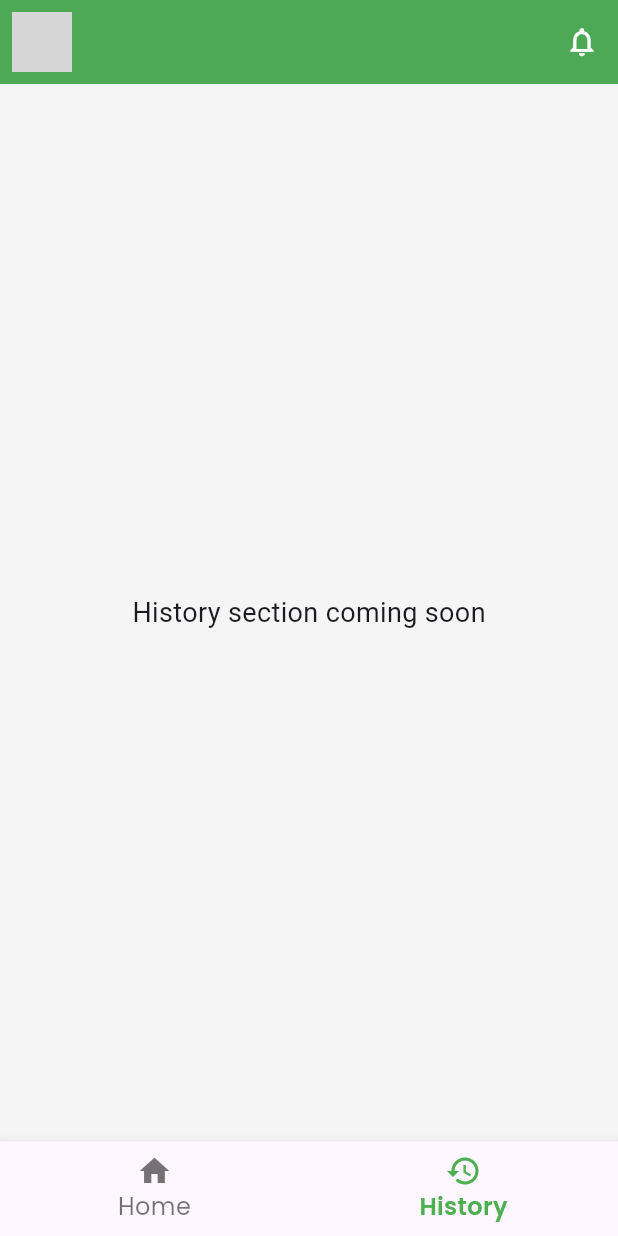
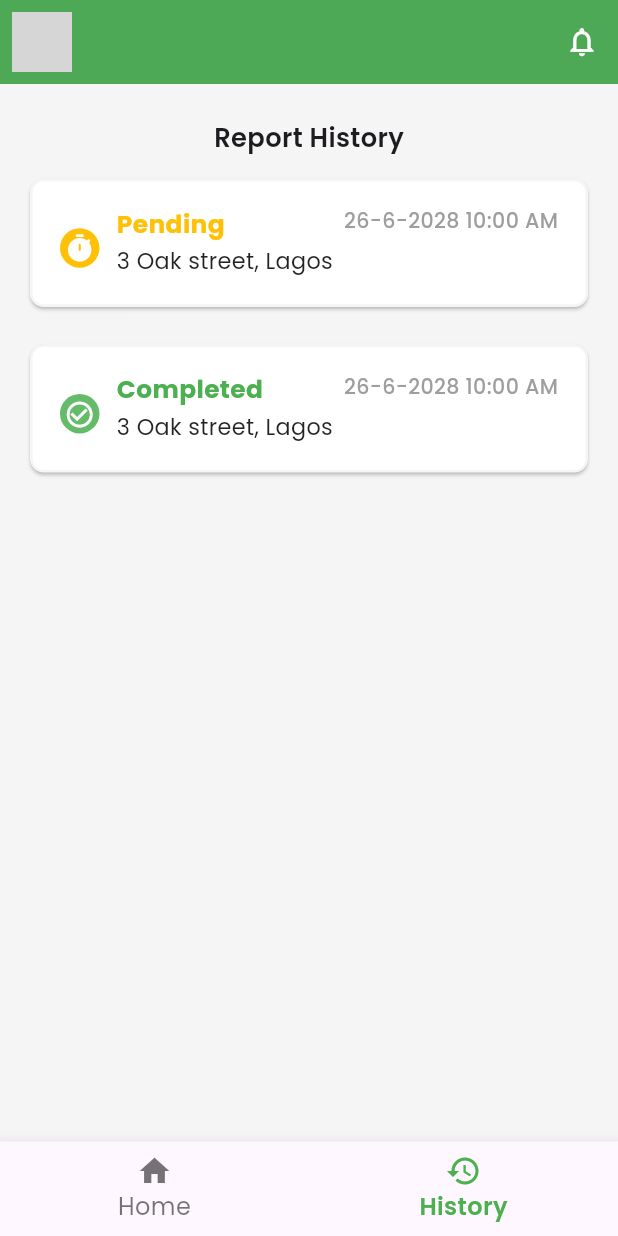
Before and after one commit to EdouardKamole/MyCleanCityApp, a Flutter app: the screen it shows once a user with an empty profile is signed in, item 2 of the bottom bar chosen, on a phone screen of 412 x 824 dp. Run offline on Flutter 3.47's test engine with Material 3 defaults, Android fonts, the phone set to English and light mode, and no system bars; our stand-ins replace cloud_firestore, firebase_auth, firebase_core, flutter_screenutil, geocoding, geolocator and 4 more; missing offline and left inert: cloudinary_flutter, cloudinary_url_gen; accounts and stored records are empty; network calls fail; grey boxes are pictures that could not be loaded.

Commit message:
added history page

```diff
--- /dev/null
+++ b/lib/components/history_card.dart
@@ -0,0 +1,107 @@
+import 'package:flutter/material.dart';
+import 'package:flutter_screenutil/flutter_screenutil.dart';
+import 'package:google_fonts/google_fonts.dart';
+
+class HistoryCard extends StatelessWidget {
+  const HistoryCard({
+    super.key,
+    required this.address,
+    required this.dateTime,
+    required this.status,
+  });
+
+  final String address;
+  final String dateTime;
+  final String status;
+
+  @override
+  Widget build(BuildContext context) {
+    return Card(
+      margin: EdgeInsets.only(bottom: 25),
+      color: Colors.white, // White background
+      shape: RoundedRectangleBorder(
+        borderRadius: BorderRadius.circular(8.r),
+        side: BorderSide(color: Colors.grey.withOpacity(0.1), width: 1.5.w),
+      ),
+      child: Padding(
+        padding: EdgeInsets.only(top: 18, bottom: 20, right: 20, left: 20),
+        child: Row(
+          crossAxisAlignment: CrossAxisAlignment.start,
+          children: [
+            Padding(
+              padding: const EdgeInsets.only(top: 15),
+              child: Container(
+                width: 23.w,
+                height: 23.w,
+                decoration: BoxDecoration(
+                  color:
+                      status == "completed"
+                          ? Colors.green.shade400
+                          : Colors.amber.shade500,
+                  shape: BoxShape.circle,
+                ),
+                child: Center(
+                  child:
+                      status == "completed"
+                          ? Icon(
+                            Icons.check_circle_outline,
+                            size: 18.sp,
+                            color: Colors.white,
+                          )
+                          : Icon(
+                            Icons.timer_rounded,
+                            size: 18.sp,
+                            color: Colors.white,
+                          ),
+                ),
+              ),
+            ),
+            SizedBox(width: 10.w),
+            Expanded(
+              child: Column(
+                crossAxisAlignment: CrossAxisAlignment.start,
+                children: [
+                  Text(
+                    status == "completed" ? "Completed" : "Pending",
+                    style: GoogleFonts.poppins(
+                      fontSize: 14.5.sp,
+                      color:
+                          status == "completed"
+                              ? Colors.green.shade500
+                              : Colors.amber.shade500,
+                      fontWeight: FontWeight.w700,
+                    ),
+                  ),
+                  SizedBox(height: 2.h),
+                  SizedBox(
+                    width: 150.w,
+                    child: Text(
+                      address,
+                      maxLines: 1,
+                      overflow: TextOverflow.ellipsis,
+                      style: GoogleFonts.poppins(
+                        fontSize: 13.sp,
+                        color: Colors.black87,
+                        // fontWeight: FontWeight.w600,
+                      ),
+                    ),
+                  ),
+                ],
+              ),
+            ),
+            SizedBox(width: 5.w),
+            Text(
+              dateTime,
+              maxLines: 1,
+              style: GoogleFonts.poppins(
+                fontSize: 12.sp,
+                color: Colors.grey.shade500,
+                fontWeight: FontWeight.w500,
+              ),
+            ),
+          ],
+        ),
+      ),
+    );
+  }
+}
--- /dev/null
+++ b/lib/pages/history_page.dart
@@ -0,0 +1,42 @@
+import 'package:flutter/material.dart';
+import 'package:flutter_screenutil/flutter_screenutil.dart';
+import 'package:google_fonts/google_fonts.dart';
+import 'package:my_clean_city_app/components/history_card.dart';
+
+class HistoryPage extends StatelessWidget {
+  const HistoryPage({super.key});
+
+  @override
+  Widget build(BuildContext context) {
+    return SingleChildScrollView(
+      child: Container(
+        margin: EdgeInsets.symmetric(horizontal: 20),
+        child: Column(
+          children: [
+            SizedBox(height: 20.h),
+            Align(
+              child: Text(
+                "Report History",
+                style: GoogleFonts.poppins(
+                  fontSize: 15.sp,
+                  fontWeight: FontWeight.w600,
+                ),
+              ),
+            ),
+            SizedBox(height: 12.h),
+            HistoryCard(
+              address: "3 Oak street, Lagos",
+              dateTime: "26-6-2028 10:00 AM",
+              status: "pending",
+            ),
+            HistoryCard(
+              address: "3 Oak street, Lagos",
+              dateTime: "26-6-2028 10:00 AM",
+              status: "completed",
+            ),
+          ],
+        ),
+      ),
+    );
+  }
+}
--- a/lib/pages/home_page.dart
+++ b/lib/pages/home_page.dart
@@ -3,6 +3,7 @@ import 'package:firebase_auth/firebase_auth.dart';
 import 'package:flutter/services.dart';
 import 'package:flutter_screenutil/flutter_screenutil.dart';
 import 'package:google_fonts/google_fonts.dart';
+import 'package:my_clean_city_app/pages/history_page.dart';
 import 'package:my_clean_city_app/pages/profile_page.dart';
 import 'package:my_clean_city_app/pages/request_pickup_screen.dart';
 
@@ -104,91 +105,11 @@ class _HomePageState extends State<HomePage> {
     );
   }
 
-  // Widget _buildDrawer() {
-  //   return Drawer(
-  //     child: ListView(
-  //       padding: EdgeInsets.zero,
-  //       children: <Widget>[
-  //         DrawerHeader(
-  //           decoration: const BoxDecoration(color: Color(0xFF4CAF50)),
-  //           child: Column(
-  //             crossAxisAlignment: CrossAxisAlignment.start,
-  //             children: [
-  //               const CircleAvatar(
-  //                 radius: 32,
-  //                 backgroundColor: Colors.white70,
-  //                 child: Icon(Icons.person, size: 40, color: Color(0xFF4CAF50)),
-  //               ),
-  //               SizedBox(height: 10.h),
-  //               Text(
-  //                 'Welcome, ${username ?? "User"}',
-  //                 style: GoogleFonts.poppins(
-  //                   color: Colors.white,
-  //                   fontSize: 18,
-  //                   fontWeight: FontWeight.bold,
-  //                 ),
-  //               ),
-  //               Text(
-  //                 _auth.currentUser?.email ?? '',
-  //                 style: GoogleFonts.poppins(
-  //                   color: Colors.white70,
-  //                   fontSize: 14.sp,
-  //                 ),
-  //               ),
-  //             ],
-  //           ),
-  //         ),
-  //         ListTile(
-  //           leading: const Icon(Icons.map),
-  //           title: const Text('Waste Map'),
-  //           onTap: () {
-  //             // Navigate to waste map
-  //             Navigator.pop(context);
-  //           },
-  //         ),
-  //         ListTile(
-  //           leading: const Icon(Icons.history),
-  //           title: const Text('Report History'),
-  //           onTap: () {
-  //             // Navigate to report history
-  //             Navigator.pop(context);
-  //           },
-  //         ),
-  //         ListTile(
-  //           leading: const Icon(Icons.settings),
-  //           title: const Text('Settings'),
-  //           onTap: () {
-  //             // Navigate to settings screen
-  //             Navigator.pop(context);
-  //           },
-  //         ),
-  //         ListTile(
-  //           leading: const Icon(Icons.help_outline),
-  //           title: const Text('Help & Support'),
-  //           onTap: () {
-  //             // Navigate to help screen
-  //             Navigator.pop(context);
-  //           },
-  //         ),
-  //         const Divider(),
-  //         ListTile(
-  //           leading: const Icon(Icons.logout),
-  //           title: const Text('Logout'),
-  //           onTap: () {
-  //             _auth.signOut();
-  //             Navigator.pop(context);
-  //           },
-  //         ),
-  //       ],
-  //     ),
-  //   );
-  // }
-
   Widget _buildBody() {
     if (_selectedIndex == 0) {
       return _buildHomeContent();
     } else {
-      return _buildHistoryContent();
+      return HistoryPage();
     }
   }
 
@@ -433,24 +354,4 @@ class _HomePageState extends State<HomePage> {
       ),
     );
   }
-
-  Widget _buildProfileContent() {
-    // Placeholder for Profile tab
-    return const Center(
-      child: Text(
-        'Profile section coming soon',
-        style: TextStyle(fontSize: 18),
-      ),
-    );
-  }
-
-  Widget _buildHistoryContent() {
-    // Placeholder for History tab
-    return const Center(
-      child: Text(
-        'History section coming soon',
-        style: TextStyle(fontSize: 18),
-      ),
-    );
-  }
 }
```
